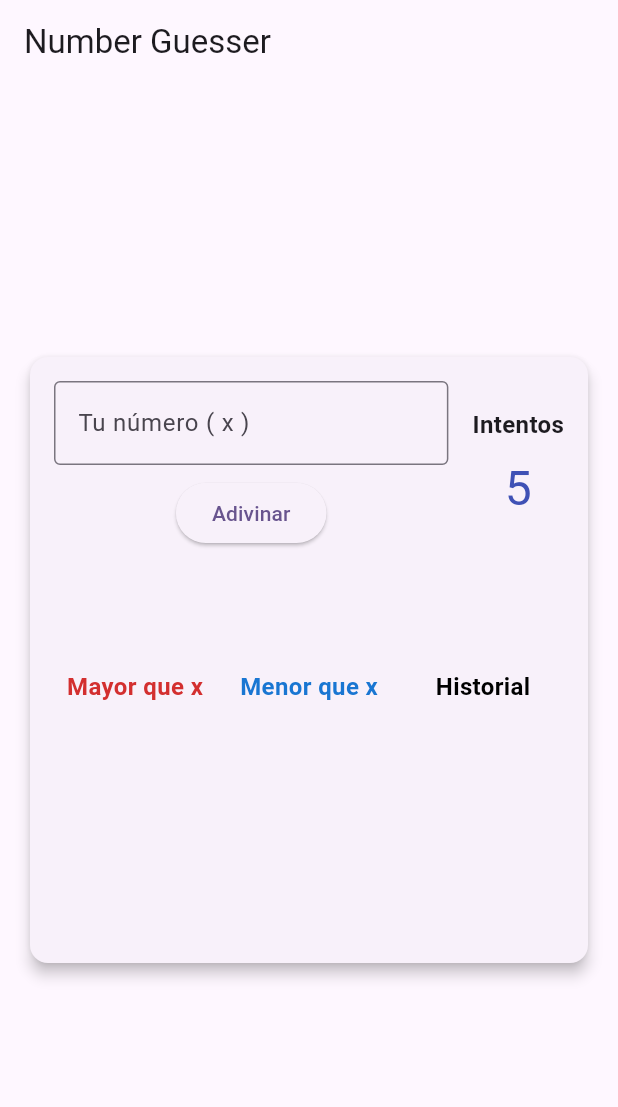
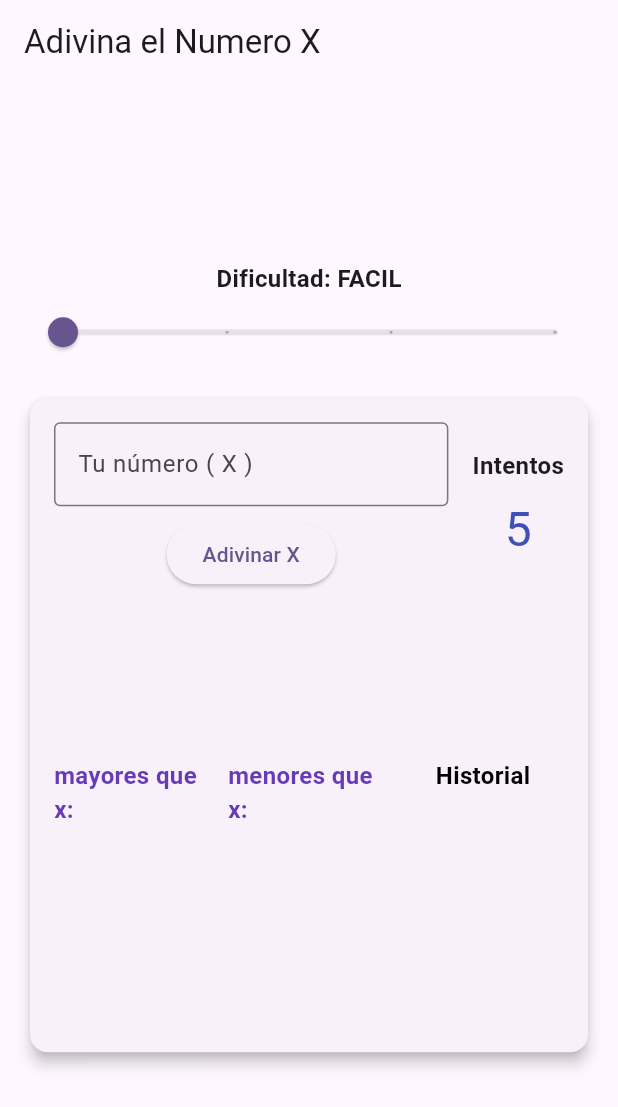
Before and after one commit to RobertoRiveraT/AdivinaElNumero-Desafio-RRT, a Flutter app: the screen it shows after launch, on a phone screen of 412 x 824 dp. Shown: the top 1107 px of the screen. Run offline on Flutter 3.47's test engine with Material 3 defaults, Android fonts, the phone set to English and light mode, and no system bars.

Commit message:
refactor: unify visual logic with ColumnEntry and ColumnEntryResult classes
- Replaced guess history logic to use ColumnEntry for storing guesses and colors based on proximity to secret number
- Updated Layout Diagram
- Created ColumnEntryResult to store success/failure results with custom color logic (green for success, red for failure)
- Refactored makeGuess and resetGame to accommodate new ColumnEntry and ColumnEntryResult classes

```diff
--- a/flutter_app_demo/lib/controllers/game_controller.dart
+++ b/flutter_app_demo/lib/controllers/game_controller.dart
@@ -15,31 +15,34 @@
 // late int secretNumber;
 
 import 'dart:math';
+import 'package:flutter/material.dart';
+import '../models/column_entry.dart'; // 👈 Asegúrate de importar tus modelos
 
 class GameController {
   late int secretNumber;
   late int remainingAttempts;
   late int maxNumber;
   late int maxAttempts;
+
   // Nota: en dart las variables que empiezan con "_" son privadas
-  final List<int> _greaterThanList = [];
-  final List<int> _lessThanList = [];
-  final List<GuessResult> _historyList = [];
+  final List<ColumnEntry> _greaterThanList = [];
+  final List<ColumnEntry> _lessThanList = [];
+  final List<ColumnEntryResult> _historyList = [];
+
+  // Level Configurations
+  final Map<String, Map<String, int>> difficultyLevels = {
+    'facil':    {'maxNumber': 10,    'maxAttempts': 5},
+    'medio':    {'maxNumber': 20,    'maxAttempts': 8},
+    'avanzado': {'maxNumber': 100,   'maxAttempts': 15},
+    'extremo':  {'maxNumber': 1000,  'maxAttempts': 25},
+  };
 
   // Getters
-  // Como guesser_column contiene strings
-  List<String> get greaterThanList => _greaterThanList.map((e) => '$e').toList();
-  List<String> get lessThanList => _lessThanList.map((e) => '$e').toList();
-  List<String> get historyList => _historyList
-      .map((e) => '${e.number} - ${e.success ? '✔' : '✘'}')
-      .toList();
+  List<ColumnEntry> get greaterThanList => _greaterThanList;
+  List<ColumnEntry> get lessThanList => _lessThanList;
+  List<ColumnEntryResult> get historyList => _historyList;
 
-  final Map<String, Map<String, int>> difficultyLevels = {
-    'facil':   {'maxNumber': 10,    'maxAttempts': 5},
-    'medio':   {'maxNumber': 20,    'maxAttempts': 8},
-    'avanzado': {'maxNumber': 100,   'maxAttempts': 15},
-    'extremo': {'maxNumber': 1000,  'maxAttempts': 25},
-  };
+  List<String> get getLevels => difficultyLevels.keys.toList();
 
   /// Configura el nivel de dificultad desde un mapa predefinido
   void setDifficulty(String level) {
@@ -63,37 +66,37 @@ class GameController {
     final rand = Random();
     secretNumber = rand.nextInt(maxNumber) + 1;
     remainingAttempts = maxAttempts;
+
     _greaterThanList.clear();
     _lessThanList.clear();
-    _historyList.clear();
+    // _historyList.clear(); // No limpiar el historial
   }
 
-  // devuelve feedback
+  // Devuelve feedback textual y actualiza historial
   String makeGuess(int guess) {
-    if (remainingAttempts <= 0) return 'Game over';
+    if ((remainingAttempts <= 1) && !(guess == secretNumber) ) {
+      // la respuesta no se adivinó, mostrar la respeusta en rojo con un "X"
+      _historyList.add(ColumnEntryResult(secretNumber, false, secretNumber));
+      resetGame();
+      return 'Perdiste !!';
+    }
+
     remainingAttempts--;
 
     if (guess == secretNumber) {
-      _historyList.add(GuessResult(guess, true));
+      _historyList.add(ColumnEntryResult(guess, true, secretNumber));
+      resetGame();
       return 'correct';
     }
 
     if (guess > secretNumber) {
-      //  mayor que: el número que ingresamos (guess) es mayor que el número que queremos adivinar (secretNumber)
-      _greaterThanList.add(guess);
-      _historyList.add(GuessResult(guess, false));
-      return 'my alto';
+      _greaterThanList.add(ColumnEntry(guess, secretNumber));
+      // _historyList.add(ColumnEntryResult(guess, false, secretNumber));
+      return 'muy alto';
     } else {
-      //  menor que: el número que ingresamos (guess) es menor que el número que queremos adivinar (secretNumber)
-      _lessThanList.add(guess);
-      _historyList.add(GuessResult(guess, false));
+      _lessThanList.add(ColumnEntry(guess, secretNumber));
+      // _historyList.add(ColumnEntryResult(guess, false, secretNumber));
       return 'muy bajo';
     }
   }
 }
-
-class GuessResult {
-  final int number;
-  final bool success;
-  GuessResult(this.number, this.success);
-}
--- a/flutter_app_demo/lib/main.dart
+++ b/flutter_app_demo/lib/main.dart
@@ -31,7 +31,7 @@ class MyApp extends StatelessWidget {
         // tested with just a hot reload.
         colorScheme: ColorScheme.fromSeed(seedColor: Colors.deepPurple),
       ),
-      home: const MyHomePage(title: 'Number Guesser'),
+      home: const MyHomePage(title: 'Adivina el Numero X'),
     );
   }
 }
--- /dev/null
+++ b/flutter_app_demo/lib/models/column_entry.dart
@@ -0,0 +1,34 @@
+import 'package:flutter/material.dart';
+
+class ColumnEntry {
+  final int number;
+  final int secret;
+
+  ColumnEntry(this.number, this.secret);
+
+  /// Devuelve el número en formato de texto
+  String get text => number.toString();
+
+  /// Devuelve un color según la distancia al número secreto
+  Color get color {
+    final distance = (number - secret).abs();
+
+    if (distance <= 2) return Colors.blue;      // Muy cerca
+    if (distance <= 4) return Colors.amber;     // Medio cerca
+    return Colors.red;                          // Muy lejos
+  }
+}
+
+// Tipo de dato específico para la columna del "Historial" de numeros adivinados o fallsdos en adivinar
+class ColumnEntryResult extends ColumnEntry {
+  final bool success;
+
+  ColumnEntryResult(int number, this.success, int secret)
+      : super(number, secret);
+
+  @override
+  String get text => '$number - ${success ? '✔' : '✘'}';
+
+  @override
+  Color get color => success ? Colors.green : Colors.red;
+}
--- a/flutter_app_demo/lib/ui/home_screen.dart
+++ b/flutter_app_demo/lib/ui/home_screen.dart
@@ -1,6 +1,7 @@
 import 'package:flutter/material.dart';
 import '../controllers/game_controller.dart';
 import '../ui/widgets/guesser_column.dart';
+import '../ui/widgets/level_selector.dart';
 
 class MyHomePage extends StatefulWidget {
   const MyHomePage({super.key, required this.title});
@@ -21,23 +22,10 @@ class MyHomePage extends StatefulWidget {
 }
 
 class _MyHomePageState extends State<MyHomePage> {
-  int _counter = 0;
   late GameController _controller;
   final TextEditingController _textCtrl = TextEditingController();
   String _feedback = '';
-
-  /*
-  void _incrementCounter() {
-    setState(() {
-      // This call to setState tells the Flutter framework that something has
-      // changed in this State, which causes it to rerun the build method below
-      // so that the display can reflect the updated values. If we changed
-      // _counter without calling setState(), then the build method would not be
-      // called again, and so nothing would appear to happen.
-      _counter++;
-    });
-  }
-  */
+  int _selectedLevelIndex = 0;
 
   @override
   void initState() {
@@ -67,75 +55,93 @@ class _MyHomePageState extends State<MyHomePage> {
         // === Este es el contenedor principal centrado ===
         child: Padding(
           padding: const EdgeInsets.all(16),
-          // === Padding exterior que separa del borde de la pantalla ===
-          child: Card(
+          // === Padding exterior para separar del borde de la pantalla ===
+          child: Column(
+            mainAxisSize: MainAxisSize.min,
+            children: [
+              // === Selector de nivel de dificultad (arriba de la Card) ===
+              LevelSelector(
+                controller: _controller,
+                selectedIndex: _selectedLevelIndex,
+                onLevelChanged: (level) {
+                  setState(() {
+                    _selectedLevelIndex = _controller.getLevels.indexOf(level);
+                    _controller.setDifficulty(level); // reinicia el juego cuando se cambia de nivel
+                  });
+                },
+              ),
+              const SizedBox(height: 16),
+
+              // === Tarjeta principal del juego ===
+              Card(
                 elevation: 4,
                 shape: RoundedRectangleBorder(
                   borderRadius: BorderRadius.circular(12),
                 ),
-            // === Este es el contenedor principal de la Card ===
                 child: Padding(
                   padding: const EdgeInsets.all(16),
-              // === Padding interior dentro de la Card ===
                   child: Column(
                     mainAxisSize: MainAxisSize.min,
                     children: [
-                  // === Primera fila: input y contador ===
+                      // === Primera fila: input del número y contador de intentos ===
                       Row(
                         mainAxisSize: MainAxisSize.min,
                         children: [
-                      // === Sección IZQUIERDA de la Card: input y botón ===
+                          // --- Lado izquierdo: TextField + botón ---
                           Expanded(
                             child: Column(
                               children: [
-                            // --- Aquí va el TextField de entrada de número ---
                                 TextField(
                                   controller: _textCtrl,
                                   keyboardType: TextInputType.number,
                                   decoration: const InputDecoration(
-                                labelText: 'Tu número ( x )',
+                                    labelText: 'Tu número ( X )',
                                     border: OutlineInputBorder(),
                                   ),
                                 ),
                                 const SizedBox(height: 8),
-                            // --- Botón para enviar la conjetura ---
                                 ElevatedButton(
                                   onPressed: _submitGuess,
-                              child: const Text('Adivinar'),
+                                  child: const Text('Adivinar X'),
                                 ),
                               ],
                             ),
                           ),
                           const SizedBox(width: 16),
-                      // === Sección DERECHA de la Card: contador de intentos ===
+
+                          // --- Lado derecho: contador de intentos ---
                           Column(
                             mainAxisAlignment: MainAxisAlignment.center,
                             children: [
-                          // --- Etiqueta estática "Intentos" ---
                               const Text(
                                 'Intentos',
-                            style: TextStyle(fontSize: 16, fontWeight: FontWeight.bold),
+                                style: TextStyle(
+                                  fontSize: 16,
+                                  fontWeight: FontWeight.bold,
+                                ),
                               ),
                               const SizedBox(height: 8),
-                          // --- Aquí mostramos el número de intentos restantes ---
                               Text(
                                 '${_controller.remainingAttempts}',
-                            style: const TextStyle(fontSize: 32, color: Colors.indigo),
+                                style: const TextStyle(
+                                  fontSize: 32,
+                                  color: Colors.indigo,
+                                ),
                               ),
                             ],
                           ),
                         ],
                       ),
 
+                      const SizedBox(height: 16),
+
                       // === Segunda fila: feedback del resultado ===
                       SizedBox(
-                    height: 80, // Aumenta la altura vertical de la fila
+                        height: 80,
                         child: Center(
-                      // Centra el contenido tanto horizontal como verticalmente
                           child: Row(
                             mainAxisAlignment: MainAxisAlignment.center,
                             children: [
-                          // --- Aquí mostramos el feedback del intento ---
                               Text(
                                 _feedback,
                                 style: TextStyle(
@@ -152,23 +158,25 @@ class _MyHomePageState extends State<MyHomePage> {
                         ),
                       ),
 
-                  // === Tercera fila: columnas de historial con altura limitada ===
+                      const SizedBox(height: 16),
+
+                      // === Tercera fila: columnas de historial con scroll ===
                       SizedBox(
-                    height: 180, // Ajusta la altura de la fila de columnas
+                        height: 180,
                         child: Row(
                           children: [
                             // Columna: Mayor que
                             GuesserColumn(
-                          title: 'Mayor que x',
-                          headerColor: Colors.red.shade700,
+                              title: 'mayores que x:',
+                              headerColor: Colors.deepPurple,
                               entries: _controller.greaterThanList,
                             ),
                             const SizedBox(width: 8),
 
                             // Columna: Menor que
                             GuesserColumn(
-                          title: 'Menor que x',
-                          headerColor: Colors.blue.shade700,
+                              title: 'menores que x:',
+                              headerColor: Colors.deepPurple,
                               entries: _controller.lessThanList,
                             ),
                             const SizedBox(width: 8),
@@ -186,6 +194,8 @@ class _MyHomePageState extends State<MyHomePage> {
                   ),
                 ),
               ),
+            ],
+          ),
         ),
       ),
     );
--- /dev/null
+++ b/flutter_app_demo/lib/ui/widgets/level_selector.dart
@@ -0,0 +1,39 @@
+import 'package:flutter/material.dart';
+import '../../controllers/game_controller.dart';
+
+class LevelSelector extends StatelessWidget {
+  final GameController controller;
+  final Function(String) onLevelChanged;
+  final int selectedIndex;
+
+  const LevelSelector({
+    super.key,
+    required this.controller,
+    required this.onLevelChanged,
+    required this.selectedIndex,
+  });
+
+  @override
+  Widget build(BuildContext context) {
+    final levels = controller.getLevels;
+
+    return Column(
+      children: [
+        Text(
+          'Dificultad: ${levels[selectedIndex].toUpperCase()}',
+          style: const TextStyle(fontSize: 16, fontWeight: FontWeight.bold),
+        ),
+        Slider(
+          value: selectedIndex.toDouble(),
+          min: 0,
+          max: (levels.length - 1).toDouble(),
+          divisions: levels.length - 1,
+          label: levels[selectedIndex],
+          onChanged: (value) {
+            onLevelChanged(levels[value.toInt()]);
+          },
+        ),
+      ],
+    );
+  }
+}
```
Also changed, not shown: flutter_app_demo/lib/ui/widgets/guesser_column.dart (+9 -4 lines), docs/AppLayout_v3.png (added). Lines whose indentation alone changed are shown as unchanged.
